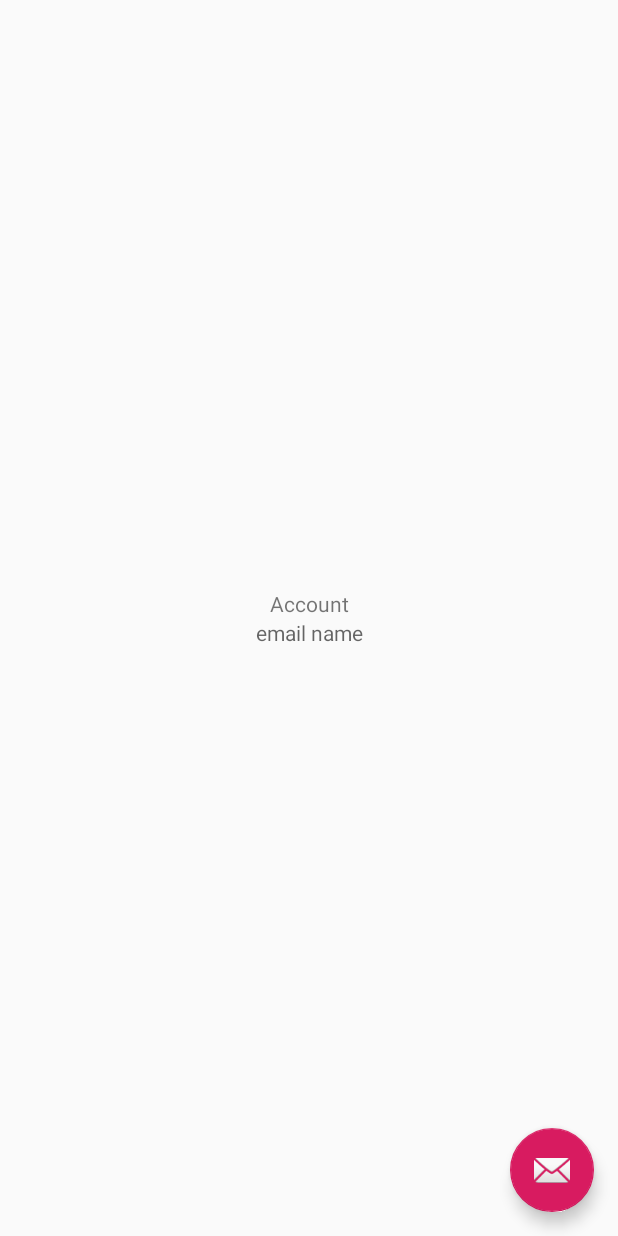
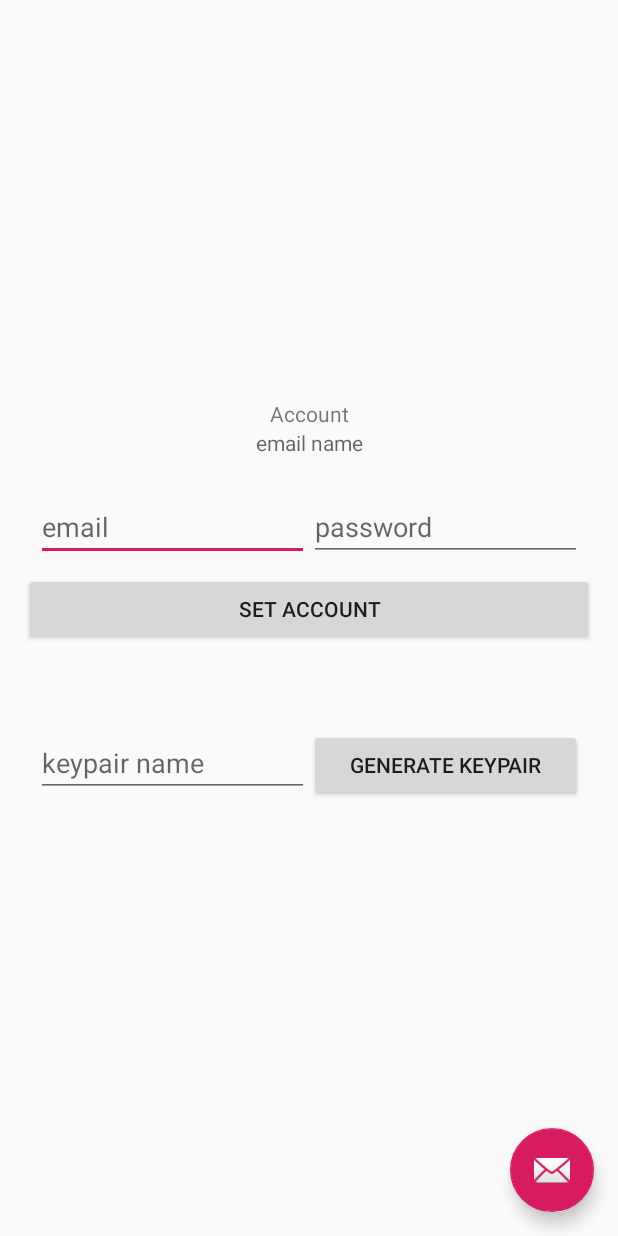
Before and after one commit to keychera/tubes2-kripto, an Android app: the layout fragment_hello.xml on its own in the app's theme, with its tools: preview values and no code run, on a phone screen of 412 x 824 dp. Run offline under Robolectric (Android 15) with nearby library versions, the phone set to English and light mode, and no system bars.

Commit message:
pseudo-login and generating keypair

```diff
--- a/app/build.gradle
+++ b/app/build.gradle
@@ -45,6 +45,7 @@ dependencies {
     implementation 'com.nbsp:library:1.8'
     implementation 'com.madgag.spongycastle:prov:1.58.0.0'
     implementation 'org.apache.commons:commons-lang3:3.7'
+    implementation 'commons-io:commons-io:2.6'
     implementation 'org.jsoup:jsoup:1.12.1'
     testImplementation 'junit:junit:4.12'
     androidTestImplementation 'androidx.test:runner:1.2.0'
--- a/app/src/main/java/com/keychera/cryptemail/EmailUtil.java
+++ b/app/src/main/java/com/keychera/cryptemail/EmailUtil.java
@@ -51,7 +51,7 @@ public class EmailUtil {
     msg.addHeader("format", "flowed");
     msg.addHeader("Content-Transfer-Encoding", "8bit");
 
-    msg.setFrom(new InternetAddress(Config.EMAIL, Config.USERNAME));
+    msg.setFrom(new InternetAddress(Config.EMAIL));
 
     msg.setReplyTo(InternetAddress.parse(email.toAddress, false));
 
--- a/app/src/main/java/com/keychera/cryptemail/FileHelper.java
+++ b/app/src/main/java/com/keychera/cryptemail/FileHelper.java
@@ -120,7 +120,7 @@ public class FileHelper {
       Log.d(TAG, ex.getMessage());
     }
     return  false;
+  }
 
 
-  }
 }
--- a/app/src/main/res/layout/fragment_hello.xml
+++ b/app/src/main/res/layout/fragment_hello.xml
@@ -6,10 +6,8 @@
   xmlns:app="http://schemas.android.com/apk/res-auto"
   tools:context=".HelloFragment">
 
-  <!-- TODO: Update blank fragment layout -->
-
   <LinearLayout
-    android:layout_width="match_parent"
+    android:layout_width="wrap_content"
     android:layout_height="match_parent"
     android:gravity="center"
     android:orientation="vertical">
@@ -19,14 +17,67 @@
       android:layout_height="wrap_content"
       android:layout_gravity="center"
       android:gravity="center"
-      android:text="Account"/>
+      android:text="@string/title_account"/>
     <TextView
       android:id="@+id/text_email"
       android:layout_width="match_parent"
       android:layout_height="wrap_content"
       android:layout_gravity="center"
       android:gravity="center"
-      android:hint="email name"/>
+      android:hint="@string/status_email_name"/>
+    <TableLayout
+      android:layout_width="match_parent"
+      android:layout_height="wrap_content"
+      android:layout_margin="@dimen/text_margin">
+
+      <TableRow
+        android:layout_width="match_parent"
+        android:layout_height="match_parent"
+        android:layout_weight="1"
+        android:layout_margin="@dimen/text_box_margin">
+        <EditText
+          android:id="@+id/input_email"
+          android:layout_width="wrap_content"
+          android:layout_height="wrap_content"
+          android:layout_weight="0.5"
+          android:ems="10"
+          android:hint="@string/hint_email"
+          android:inputType="textEmailAddress"/>
+        <EditText
+          android:id="@+id/input_password"
+          android:layout_width="wrap_content"
+          android:layout_height="wrap_content"
+          android:layout_weight="0.5"
+          android:ems="10"
+          android:hint="@string/hint_password"
+          android:inputType="textPassword"/>
+      </TableRow>
+      <Button
+        android:id="@+id/button_login"
+        android:layout_width="wrap_content"
+        android:layout_height="wrap_content"
+        android:layout_marginBottom="48dp"
+        android:text="@string/button_login"/>
+      <TableRow
+        android:layout_width="match_parent"
+        android:layout_height="match_parent"
+        android:layout_weight="1"
+        android:layout_margin="@dimen/text_box_margin">
+        <EditText
+          android:id="@+id/key_name"
+          android:layout_width="match_parent"
+          android:layout_height="wrap_content"
+          android:layout_weight="0.5"
+          android:hint="@string/hint_ecdsa_keyname"
+          android:inputType="textPersonName"/>
+        <Button
+          android:id="@+id/button_key_generate"
+          android:layout_width="wrap_content"
+          android:layout_height="wrap_content"
+          android:layout_weight="0.5"
+          android:text="@string/button_generate_keypair"/>
+      </TableRow>
+    </TableLayout>
   </LinearLayout>
   <com.google.android.material.floatingactionbutton.FloatingActionButton
     android:id="@+id/compose_fab"
--- a/app/src/main/res/values/strings.xml
+++ b/app/src/main/res/values/strings.xml
@@ -38,4 +38,11 @@
   <string name="button_attachement">Download</string>
   <string name="button_attach">Attach</string>
   <string name="status_attachment">No Attachment</string>
+  <string name="button_login">Set Account</string>
+  <string name="title_account">Account</string>
+  <string name="status_email_name">email name</string>
+  <string name="hint_ecdsa_keyname">keypair name </string>
+  <string name="button_generate_keypair">Generate KeyPair</string>
+  <string name="hint_email">email</string>
+  <string name="hint_password">password</string>
 </resources>
```
Also changed, not shown: app/src/main/java/com/keychera/cryptemail/ECDSA.java (+15 -2 lines), app/src/main/java/com/keychera/cryptemail/HelloFragment.java (+60 -1 lines).
